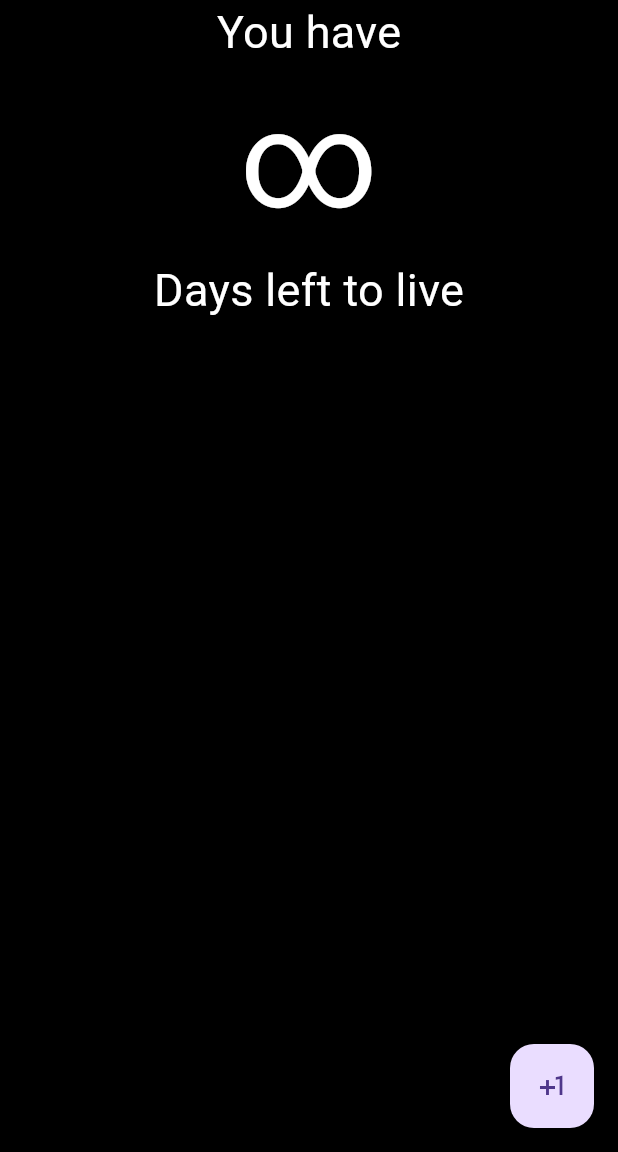
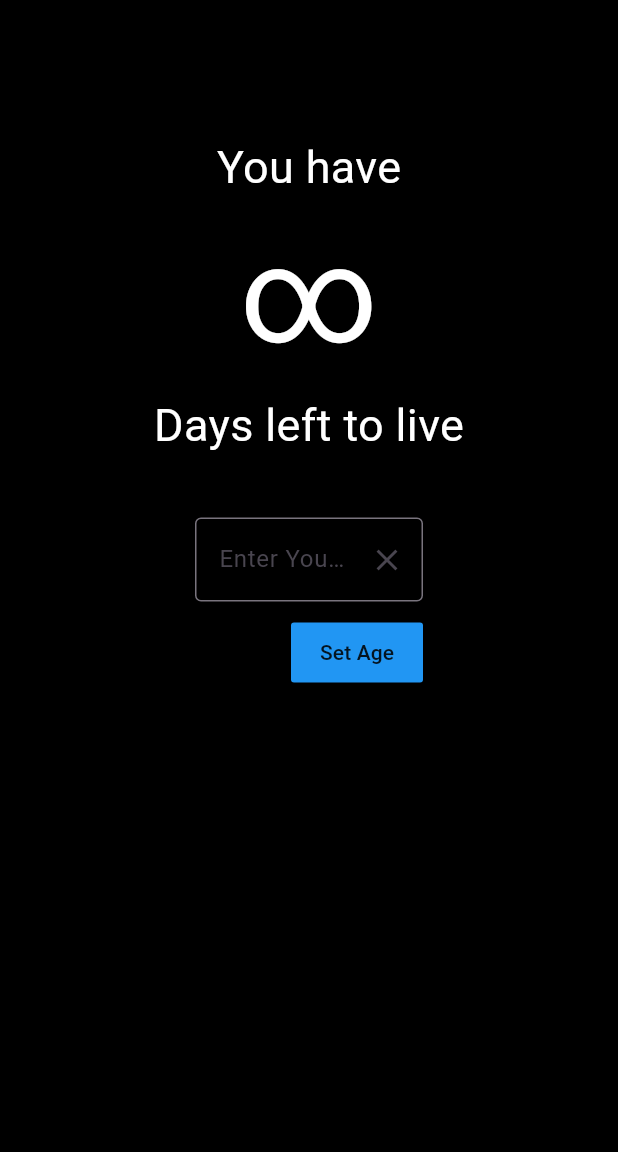
Before and after one commit to JJGOD-13/memento-mori, a Flutter app: the screen it shows after launch, on a phone screen of 412 x 824 dp, the part 84-1236 px from its top. Run offline on Flutter 3.47's test engine with Material 3 defaults, Android fonts, the phone set to English and light mode, and no system bars.

Commit message:
Update days left to live based on user input.
- Currently don't do type conversion.
- Need to move code to another file.

```diff
--- a/lib/main.dart
+++ b/lib/main.dart
@@ -12,11 +12,17 @@ class MainApp extends StatefulWidget {
 }
 
 class _MainAppState extends State<MainApp> {
-  int timeLeftToLive = 0;
+  // Variables
+  String timeLeftToLive = '';
+  final TextEditingController _ageController = TextEditingController();
+
+  // Methods
+
   @override
   Widget build(BuildContext context) {
     return MaterialApp(
-      home: Scaffold(
+      home: Builder(builder: (context) {
+        return Scaffold(
           appBar: AppBar(
             backgroundColor: Colors.grey,
             title: const Text("Memento Mori"),
@@ -24,6 +30,8 @@ class _MainAppState extends State<MainApp> {
           body: Container(
             color: Colors.black,
             child: Center(
+              child: Padding(
+                padding: const EdgeInsets.all(90.0),
                 child: Column(
                   children: [
                     const Text(
@@ -33,8 +41,9 @@ class _MainAppState extends State<MainApp> {
                         fontSize: 30,
                       ),
                     ),
+                    // Users time left to live.
                     Text(
-                  timeLeftToLive == 0 ? "∞" : "$timeLeftToLive",
+                      timeLeftToLive == '' ? "∞" : timeLeftToLive,
                       style: const TextStyle(color: Colors.white, fontSize: 90),
                     ),
                     const Text(
@@ -44,25 +53,51 @@ class _MainAppState extends State<MainApp> {
                         fontSize: 30,
                       ),
                     ),
+                    // Textfield to take user input.
+                    Padding(
+                      padding: const EdgeInsets.all(40.0),
+                      child: Column(
+                        crossAxisAlignment: CrossAxisAlignment.end,
+                        children: [
+                          TextField(
+                            style: const TextStyle(color: Colors.white),
+                            decoration: InputDecoration(
+                                hintText: "Enter Your Age",
+                                suffixIcon: IconButton(
+                                    onPressed: () {
+                                      _ageController.clear();
+                                    },
+                                    icon: const Icon(Icons.clear)),
+                                border: const OutlineInputBorder()),
+                            controller: _ageController,
+                            keyboardType:
+                                const TextInputType.numberWithOptions(),
+                          ),
+                          Padding(
+                            padding: const EdgeInsets.only(top: 10),
+                            child: MaterialButton(
+                              padding: const EdgeInsets.all(10),
+                              onPressed: () {
+                                setState(() {
+                                  timeLeftToLive =
+                                      _ageController.text.toString();
+                                  _ageController.clear();
+                                });
+                              },
+                              color: Colors.blue,
+                              child: const Text("Set Age"),
+                            ),
+                          ),
+                        ],
+                      ),
+                    ),
                   ],
                 ),
               ),
             ),
-        floatingActionButton: FloatingActionButton(
-          onPressed: () {
-            if (timeLeftToLive != null) {
-              setState(() {
-                timeLeftToLive++;
-              });
-            } else {
-              setState(() {
-                timeLeftToLive = 1;
-              });
-            }
-          },
-          child: const Icon(Icons.plus_one),
           ),
-      ),
+        );
+      }),
     );
   }
 }
```
Lines whose indentation alone changed are shown as unchanged.
